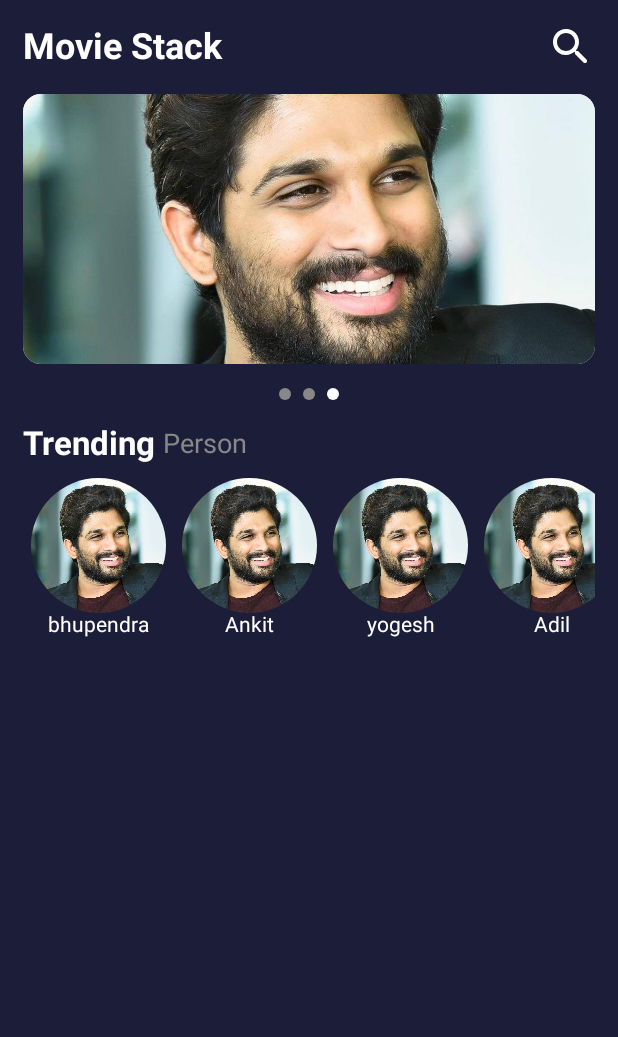
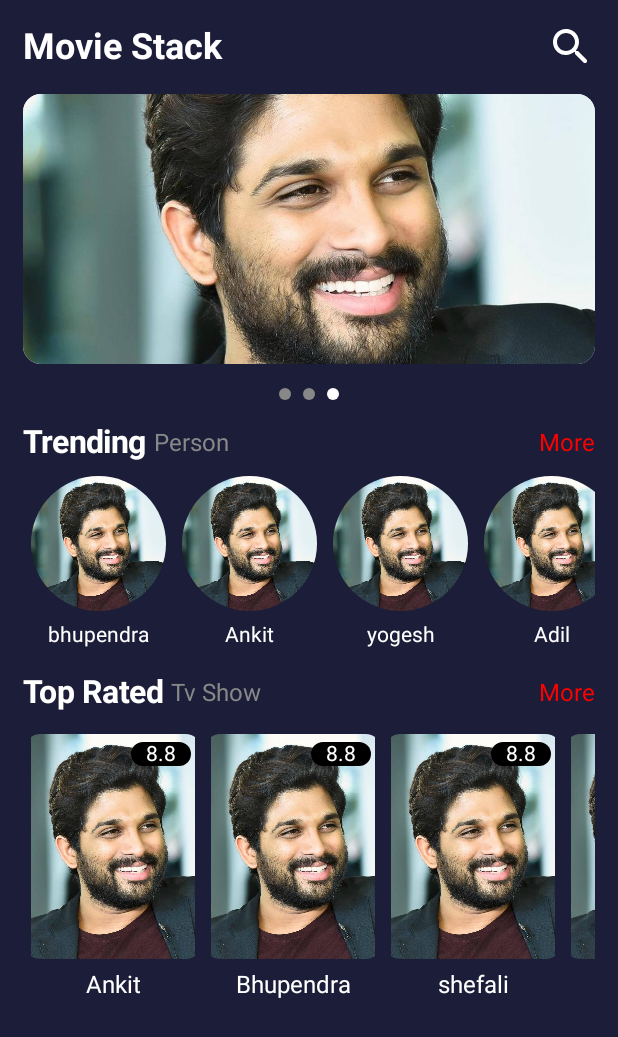
Before and after one commit to Bhupendrapatel98/Movie-Matrix, an Android app built with Jetpack Compose: the screen it shows after launch (MainActivity), on a phone screen of 412 x 824 dp. Shown: the top 1037 px of the screen. Run offline under Robolectric (Android 15) with nearby library versions, the phone set to English and light mode, and no system bars; our stand-ins replace accompanist.

Commit message:
top rated list ui done

```diff
--- a/app/src/main/java/com/app/moviematrix/HomeScreen.kt
+++ b/app/src/main/java/com/app/moviematrix/HomeScreen.kt
@@ -1,13 +1,21 @@
 package com.app.moviematrix
 
+import android.content.Context
 import androidx.compose.foundation.Image
+import androidx.compose.foundation.background
+import androidx.compose.foundation.layout.Box
 import androidx.compose.foundation.layout.Column
+import androidx.compose.foundation.layout.Row
+import androidx.compose.foundation.layout.Spacer
+import androidx.compose.foundation.layout.fillMaxWidth
 import androidx.compose.foundation.layout.height
 import androidx.compose.foundation.layout.padding
 import androidx.compose.foundation.layout.width
 import androidx.compose.foundation.lazy.LazyRow
 import androidx.compose.foundation.lazy.items
 import androidx.compose.foundation.shape.CircleShape
+import androidx.compose.foundation.shape.RoundedCornerShape
+import androidx.compose.material3.Shapes
 import androidx.compose.material3.Text
 import androidx.compose.runtime.Composable
 import androidx.compose.ui.Alignment
@@ -16,8 +24,12 @@ import androidx.compose.ui.draw.clip
 import androidx.compose.ui.graphics.Color
 import androidx.compose.ui.layout.ContentScale
 import androidx.compose.ui.res.painterResource
+import androidx.compose.ui.text.font.FontFamily
+import androidx.compose.ui.text.font.FontWeight
 import androidx.compose.ui.tooling.preview.Preview
 import androidx.compose.ui.unit.dp
+import androidx.compose.ui.unit.sp
+import androidx.core.content.ContextCompat
 
 @Preview(showBackground = true)
 @Composable
@@ -38,8 +50,71 @@ fun TrendingPersonList() {
                         .height(90.dp)
                         .clip(CircleShape)
                 )
-                Text(text = item, color = Color.White)
+                Text(text = item, color = Color.White, modifier = Modifier.padding(top = 8.dp))
             }
         }
     }
 }
+
+@Preview
+@Composable
+fun TopRatedTvShow() {
+    val list = listOf("Ankit", "Bhupendra", "shefali", "Pooja", "Mayank", "Yogesh")
+    Column(
+        modifier = Modifier
+            .fillMaxWidth()
+            .padding(top = 18.dp)
+    ) {
+        Row(verticalAlignment = Alignment.CenterVertically) {
+            Text(
+                text = "Top Rated",
+                fontSize = 21.sp,
+                fontWeight = FontWeight.Bold,
+                color = Color.White
+            )
+            Spacer(Modifier.width(5.dp))
+            Text(text = "Tv Show", fontSize = 16.sp, color = Color.Gray)
+            Spacer(modifier = Modifier.weight(1f))
+            Text(text = "More", fontSize = 16.sp, color = Color.Red)
+        }
+        LazyRow(modifier = Modifier.padding(top = 15.dp)) {
+            items(list) { item ->
+                Column(
+                    horizontalAlignment = Alignment.CenterHorizontally
+                ) {
+                    Box {
+                        Image(
+                            painter = painterResource(id = R.drawable.person),
+                            contentDescription = "banner Image",
+                            contentScale = ContentScale.Crop,
+                            modifier = Modifier
+                                .width(120.dp)
+                                .height(150.dp)
+                                .clip(RoundedCornerShape(12.dp))
+                                .padding(horizontal = 5.dp)
+                        )
+                        Text(
+                            text = "8.8",
+                            fontSize = 14.sp,
+                            color = Color.White,
+                            modifier = Modifier
+                                .padding(top = 5.dp, end = 8.dp)
+                                .clip(
+                                    CircleShape
+                                )
+                                .background(Color.Black)
+                                .padding(horizontal = 10.dp)
+                                .align(alignment = Alignment.TopEnd)
+                        )
+                    }
+                    Text(
+                        text = item,
+                        fontSize = 16.sp,
+                        color = Color.White,
+                        modifier = Modifier.padding(top = 8.dp)
+                    )
+                }
+            }
+        }
+    }
+}
--- a/app/src/main/java/com/app/moviematrix/MainActivity.kt
+++ b/app/src/main/java/com/app/moviematrix/MainActivity.kt
@@ -81,13 +81,16 @@ class MainActivity : ComponentActivity() {
                         Text(
                             text = "Trending",
                             color = Color.White,
-                            fontSize = 22.sp,
+                            fontSize = 21.sp,
                             fontWeight = FontWeight.Bold
                         )
                         Spacer(modifier = Modifier.width(5.dp))
-                        Text(text = "Person", color = Color.Gray, fontSize = 18.sp)
+                        Text(text = "Person", color = Color.Gray, fontSize = 16.sp)
+                        Spacer(modifier = Modifier.weight(1f))
+                        Text(text = "More", color = Color.Red, fontSize = 16.sp)
                     }
                     TrendingPersonList()
+                    TopRatedTvShow()
                 }
             }
         }
```
